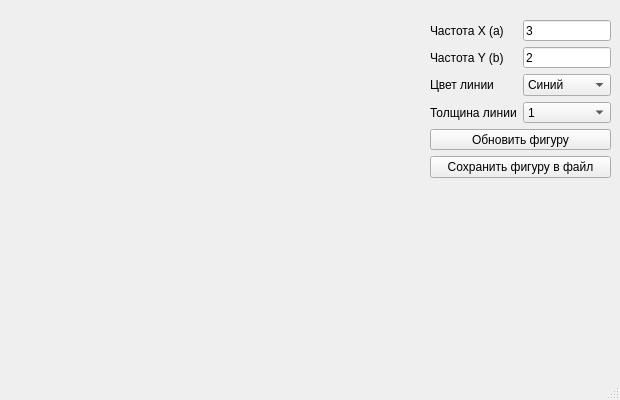
First picture: the form in main_window.ui, repository cocolacre/Lissajous, before the edit.
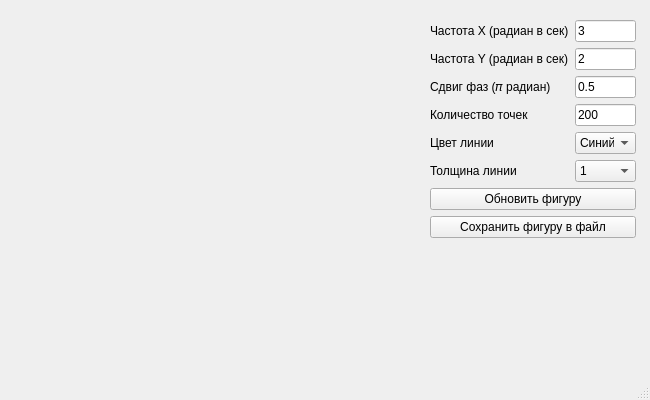
Second picture: the form after the edit.

Commit message: Added phase shift and resolution select. Wrong figures are generated, moving on.

Patch:
```diff
--- a/main_window.ui
+++ b/main_window.ui
@@ -6,7 +6,7 @@
    <rect>
     <x>0</x>
     <y>0</y>
-    <width>620</width>
+    <width>650</width>
     <height>400</height>
    </rect>
   </property>
@@ -19,11 +19,18 @@
      <rect>
       <x>430</x>
       <y>20</y>
-      <width>181</width>
-      <height>158</height>
+      <width>206</width>
+      <height>235</height>
      </rect>
     </property>
     <layout class="QFormLayout" name="formLayout">
+     <item row="0" column="0">
+      <widget class="QLabel" name="label">
+       <property name="text">
+        <string>Частота X (радиан в сек)</string>
+       </property>
+      </widget>
+     </item>
      <item row="0" column="1">
       <widget class="QLineEdit" name="freq_y_lineedit">
        <property name="text">
@@ -34,7 +41,7 @@
      <item row="1" column="0">
       <widget class="QLabel" name="label_2">
        <property name="text">
-        <string>Частота Y (b)</string>
+        <string>Частота Y (радиан в сек)</string>
        </property>
       </widget>
      </item>
@@ -46,13 +53,41 @@
       </widget>
      </item>
      <item row="2" column="0">
+      <widget class="QLabel" name="label_5">
+       <property name="text">
+        <string>Сдвиг фаз (𝜋 радиан)</string>
+       </property>
+      </widget>
+     </item>
+     <item row="2" column="1">
+      <widget class="QLineEdit" name="phase_shift_lineedit">
+       <property name="text">
+        <string>0.5</string>
+       </property>
+      </widget>
+     </item>
+     <item row="3" column="0">
+      <widget class="QLabel" name="label_6">
+       <property name="text">
+        <string>Количество точек</string>
+       </property>
+      </widget>
+     </item>
+     <item row="3" column="1">
+      <widget class="QLineEdit" name="resolution_lineedit">
+       <property name="text">
+        <string>200</string>
+       </property>
+      </widget>
+     </item>
+     <item row="4" column="0">
       <widget class="QLabel" name="label_3">
        <property name="text">
         <string>Цвет линии</string>
        </property>
       </widget>
      </item>
-     <item row="2" column="1">
+     <item row="4" column="1">
       <widget class="QComboBox" name="color_combobox">
        <item>
         <property name="text">
@@ -76,14 +111,14 @@
        </item>
       </widget>
      </item>
-     <item row="3" column="0">
+     <item row="5" column="0">
       <widget class="QLabel" name="label_4">
        <property name="text">
         <string>Толщина линии</string>
        </property>
       </widget>
      </item>
-     <item row="3" column="1">
+     <item row="5" column="1">
       <widget class="QComboBox" name="width_combobox">
        <item>
         <property name="text">
@@ -107,27 +142,20 @@
        </item>
       </widget>
      </item>
-     <item row="4" column="0" colspan="2">
+     <item row="6" column="0" colspan="2">
       <widget class="QPushButton" name="plot_button">
        <property name="text">
         <string>Обновить фигуру</string>
        </property>
       </widget>
      </item>
-     <item row="5" column="0" colspan="2">
+     <item row="7" column="0" colspan="2">
       <widget class="QPushButton" name="save_button">
        <property name="text">
         <string>Сохранить фигуру в файл</string>
        </property>
       </widget>
      </item>
-     <item row="0" column="0">
-      <widget class="QLabel" name="label">
-       <property name="text">
-        <string>Частота X (a)</string>
-       </property>
-      </widget>
-     </item>
     </layout>
    </widget>
   </widget>
```
Left out of the diff: 2 changed lines with no effect on the pictures. The commit also changes 4 other files.
